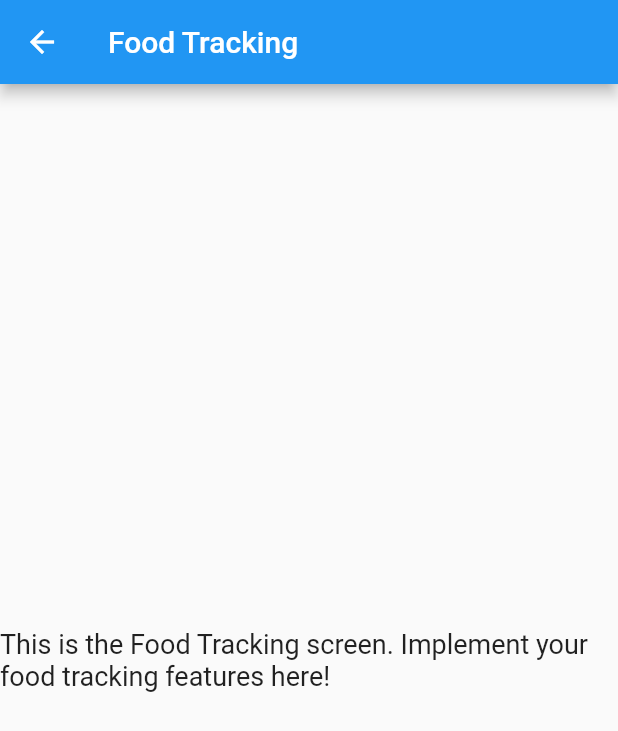
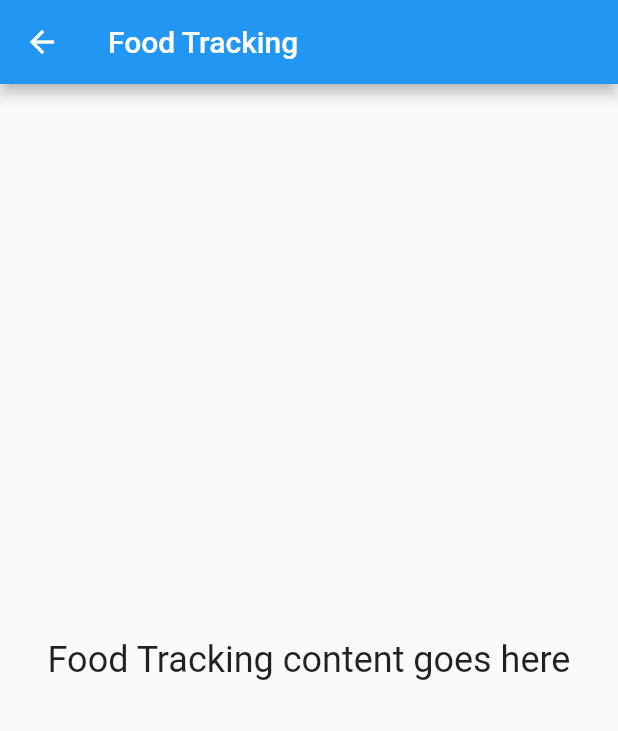
Before and after one commit to Henness0666/PantryPlanner, a Flutter app: the FoodTrackingScreen screen opened by its route, on a phone screen of 412 x 824 dp. Shown: the top 731 px of the screen. Run offline on Flutter 3.47's test engine with Material 2 defaults, Android fonts, the phone set to English and light mode, and no system bars; our stand-ins replace sqflite; accounts and stored records are empty.

Commit message:
Edited a few of the pages.

```diff
--- a/lib/Screens/food_tracking_screen.dart
+++ b/lib/Screens/food_tracking_screen.dart
@@ -8,11 +8,17 @@
     return Scaffold(
       appBar: AppBar(
         title: const Text('Food Tracking'),
+        // The leading property defines the widget to display before the toolbar's title.
+        // It is often used to display a back button.
+        leading: IconButton(
+          icon: const Icon(Icons.arrow_back),
+          onPressed: () => Navigator.pop(context),
+        ),
       ),
       body: const Center(
         child: Text(
-          'This is the Food Tracking screen. Implement your food tracking features here!',
-          style: TextStyle(fontSize: 18),
+          'Food Tracking content goes here',
+          style: TextStyle(fontSize: 24),
         ),
       ),
     );
--- a/lib/Screens/nutrition_analysis_screen.dart
+++ b/lib/Screens/nutrition_analysis_screen.dart
@@ -8,11 +8,17 @@
     return Scaffold(
       appBar: AppBar(
         title: const Text('Nutrition Analysis'),
+        // The leading property defines the widget to display before the toolbar's title.
+        // It is often used to display a back button.
+        leading: IconButton(
+          icon: const Icon(Icons.arrow_back),
+          onPressed: () => Navigator.pop(context),
+        ),
       ),
       body: const Center(
         child: Text(
-          'This is the Nutrition Analysis screen. Implement your nutrition analysis features here!',
-          style: TextStyle(fontSize: 18),
+          'Nutrition Analysis content goes here',
+          style: TextStyle(fontSize: 24),
         ),
       ),
     );
```
Also changed, not shown: lib/Screens/base_screen.dart (+0 -24 lines), lib/database.dart (line endings or trailing spaces).
